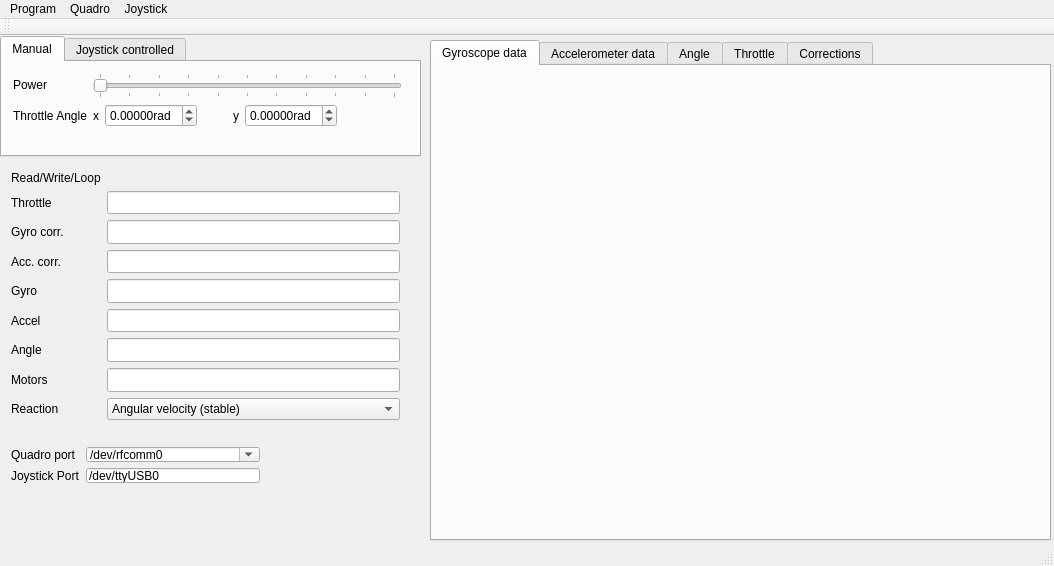
Old version of the form control/qt/quadro.ui in the repository it-workshop/Quadrocopter.
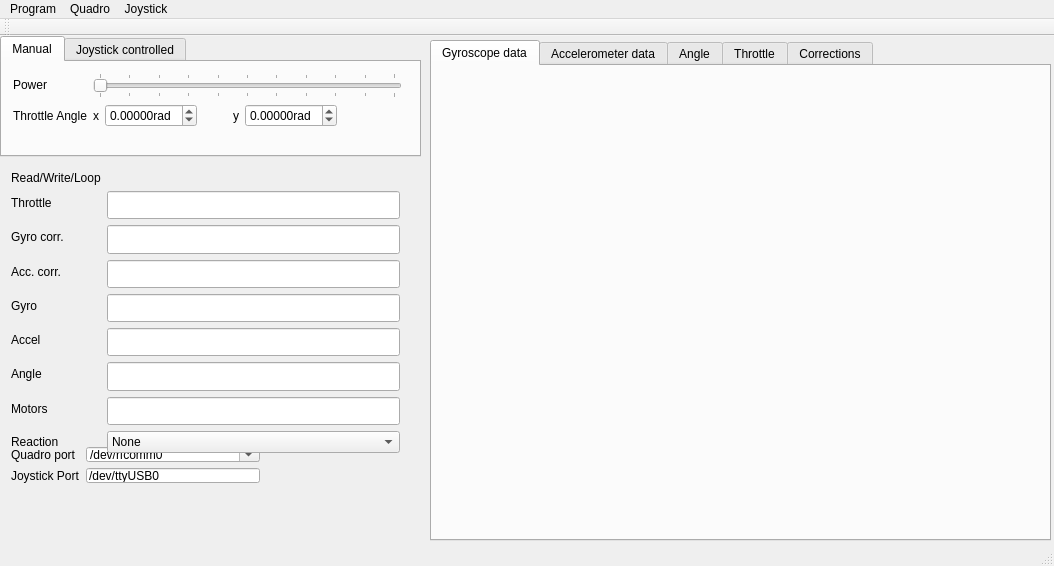
New version of the form. Custom widgets are drawn as their Qt base class.

```diff
--- a/control/qt/quadro.ui
+++ b/control/qt/quadro.ui
@@ -275,7 +275,7 @@
       <x>0</x>
       <y>124</y>
       <width>411</width>
-      <height>271</height>
+      <height>304</height>
      </rect>
     </property>
     <layout class="QFormLayout" name="formLayout_2">
@@ -425,7 +425,7 @@
      <item row="9" column="1">
       <widget class="QComboBox" name="reaction_type">
        <property name="currentIndex">
-        <number>1</number>
+        <number>0</number>
        </property>
        <item>
         <property name="text">
@@ -434,7 +434,7 @@
        </item>
        <item>
         <property name="text">
-         <string>Angular velocity (stable)</string>
+         <string>Angular velocity (useless)</string>
         </property>
        </item>
        <item>
```
Left out of the diff: 7 changed lines with no effect on the pictures.
